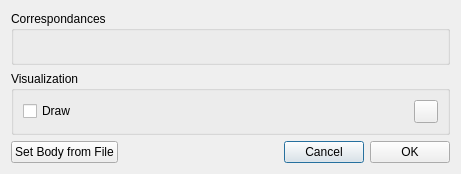
Above: src/ui/ui-files/RigidBodyDialog.ui from XROMMPackages/xmalab before the change. Below: the same form after it.
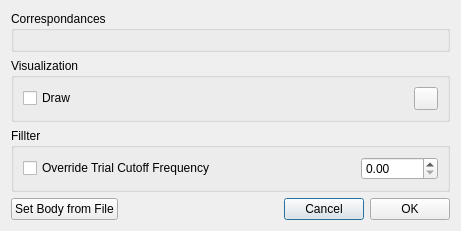
That is the form after the change. Icons and pictures are not drawn.

Commit message: Added possibility to override trial cutoff frequency for a rigid bodies and added cutofffrequency to plot and saved filename

Patch:
```diff
--- a/src/ui/ui-files/RigidBodyDialog.ui
+++ b/src/ui/ui-files/RigidBodyDialog.ui
@@ -7,7 +7,7 @@
     <x>0</x>
     <y>0</y>
     <width>461</width>
-    <height>174</height>
+    <height>200</height>
    </rect>
   </property>
   <property name="sizePolicy">
@@ -39,6 +39,29 @@
    <bool>false</bool>
   </property>
   <layout class="QGridLayout" name="gridLayout_2">
+   <item row="1" column="0" colspan="4">
+    <widget class="QGroupBox" name="groupBox_2">
+     <property name="title">
+      <string>Visualization</string>
+     </property>
+     <layout class="QGridLayout" name="gridLayout_3">
+      <item row="0" column="1">
+       <widget class="QToolButton" name="toolButton_Color">
+        <property name="text">
+         <string/>
+        </property>
+       </widget>
+      </item>
+      <item row="0" column="0">
+       <widget class="QCheckBox" name="checkBox_Draw">
+        <property name="text">
+         <string>Draw</string>
+        </property>
+       </widget>
+      </item>
+     </layout>
+    </widget>
+   </item>
    <item row="0" column="0" colspan="4">
     <widget class="QGroupBox" name="groupBox">
      <property name="title">
@@ -47,21 +70,21 @@
      <layout class="QGridLayout" name="gridLayout"/>
     </widget>
    </item>
-   <item row="2" column="2">
+   <item row="3" column="2">
     <widget class="QPushButton" name="pushButton_Cancel">
      <property name="text">
       <string>Cancel</string>
      </property>
     </widget>
    </item>
-   <item row="2" column="3">
+   <item row="3" column="3">
     <widget class="QPushButton" name="pushButton_OK">
      <property name="text">
       <string>OK</string>
      </property>
     </widget>
    </item>
-   <item row="2" column="1">
+   <item row="3" column="1">
     <spacer name="horizontalSpacer">
      <property name="orientation">
       <enum>Qt::Horizontal</enum>
@@ -74,30 +97,36 @@
      </property>
     </spacer>
    </item>
-   <item row="2" column="0">
+   <item row="3" column="0">
     <widget class="QPushButton" name="pushButton_setFromFile">
      <property name="text">
       <string>Set Body from File</string>
      </property>
     </widget>
    </item>
-   <item row="1" column="0" colspan="4">
-    <widget class="QGroupBox" name="groupBox_2">
+   <item row="2" column="0" colspan="4">
+    <widget class="QGroupBox" name="groupBox_3">
      <property name="title">
-      <string>Visualization</string>
+      <string>Fillter</string>
      </property>
-     <layout class="QGridLayout" name="gridLayout_3">
-      <item row="0" column="2">
-       <widget class="QToolButton" name="toolButton_Color">
+     <layout class="QGridLayout" name="gridLayout_4">
+      <item row="0" column="0">
+       <widget class="QCheckBox" name="checkBoxCutoffOverride">
         <property name="text">
-         <string/>
+         <string>Override Trial Cutoff Frequency</string>
         </property>
        </widget>
       </item>
       <item row="0" column="1">
-       <widget class="QCheckBox" name="checkBox_Draw">
-        <property name="text">
-         <string>Draw</string>
+       <widget class="QDoubleSpinBox" name="doubleSpinBoxCutoff">
+        <property name="sizePolicy">
+         <sizepolicy hsizetype="Maximum" vsizetype="Fixed">
+          <horstretch>0</horstretch>
+          <verstretch>0</verstretch>
+         </sizepolicy>
+        </property>
+        <property name="maximum">
+         <double>10000.000000000000000</double>
         </property>
        </widget>
       </item>
```
The commit also changes 9 other files.
